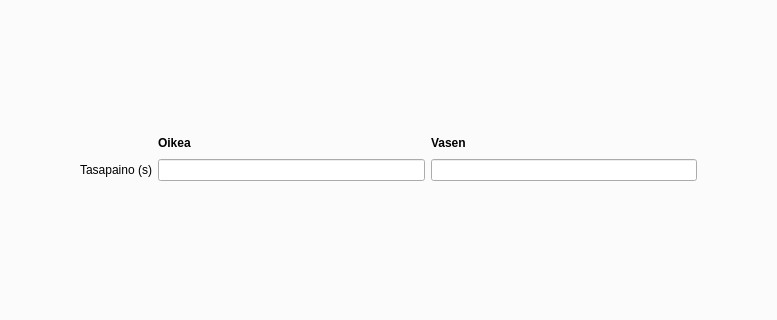
Above: tabbed_design.ui from jjnurminen/liikelaaj before the change; both pictures show x 206 to 983 and y 228 to 548 of the 1189 by 902 pixel window. Below: the same form after it.
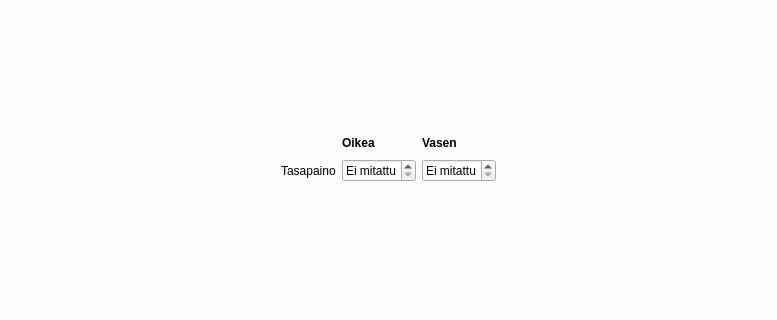
That is the form after the change. The open tabs and pages were chosen to show the change.

Commit message: tasap -> spinboxes

```diff
--- a/tabbed_design.ui
+++ b/tabbed_design.ui
@@ -12007,23 +12007,6 @@
             </property>
            </widget>
           </item>
-          <item row="3" column="2">
-           <widget class="QLineEdit" name="lnTasapOik">
-            <property name="inputMask">
-             <string/>
-            </property>
-            <property name="text">
-             <string/>
-            </property>
-           </widget>
-          </item>
-          <item row="3" column="3">
-           <widget class="QLineEdit" name="lnTasapVas">
-            <property name="inputMask">
-             <string/>
-            </property>
-           </widget>
-          </item>
           <item row="1" column="4">
            <spacer name="horizontalSpacer_72">
             <property name="orientation">
@@ -12040,7 +12023,7 @@
           <item row="3" column="1">
            <widget class="QLabel" name="label_309">
             <property name="text">
-             <string>Tasapaino (s)</string>
+             <string>Tasapaino</string>
             </property>
            </widget>
           </item>
@@ -12070,6 +12053,26 @@
             </property>
            </spacer>
           </item>
+          <item row="3" column="2">
+           <widget class="QSpinBox" name="spTasapOik">
+            <property name="specialValueText">
+             <string>Ei mitattu</string>
+            </property>
+            <property name="suffix">
+             <string> s</string>
+            </property>
+           </widget>
+          </item>
+          <item row="3" column="3">
+           <widget class="QSpinBox" name="spTasapVas">
+            <property name="specialValueText">
+             <string>Ei mitattu</string>
+            </property>
+            <property name="suffix">
+             <string> s</string>
+            </property>
+           </widget>
+          </item>
          </layout>
         </item>
         <item>
```
Left out of the diff: 10 changed lines with no effect on the pictures.
